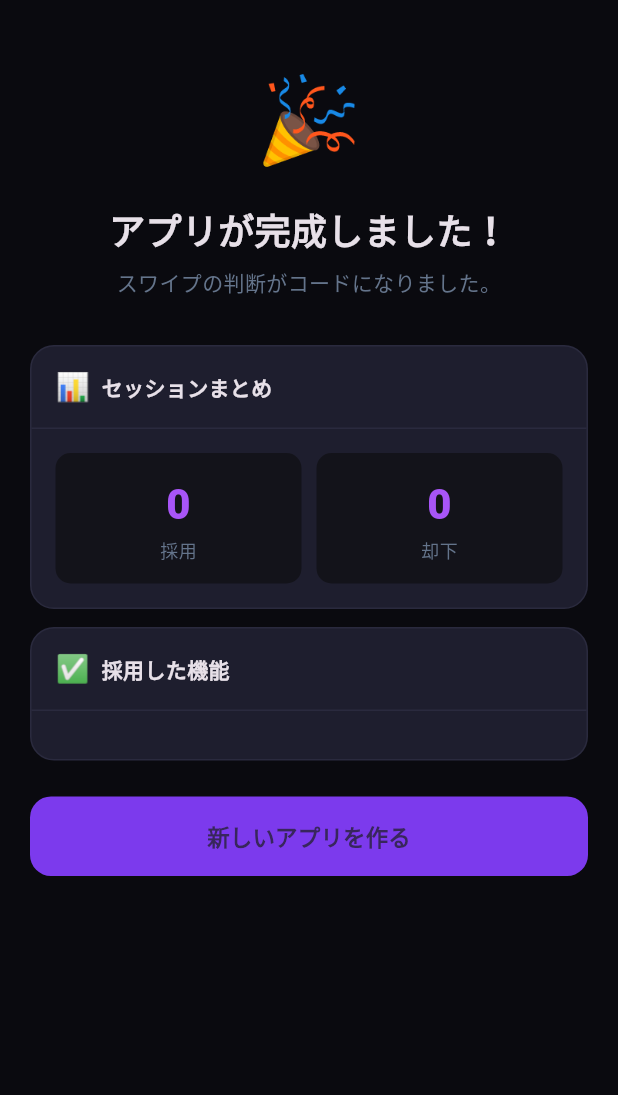
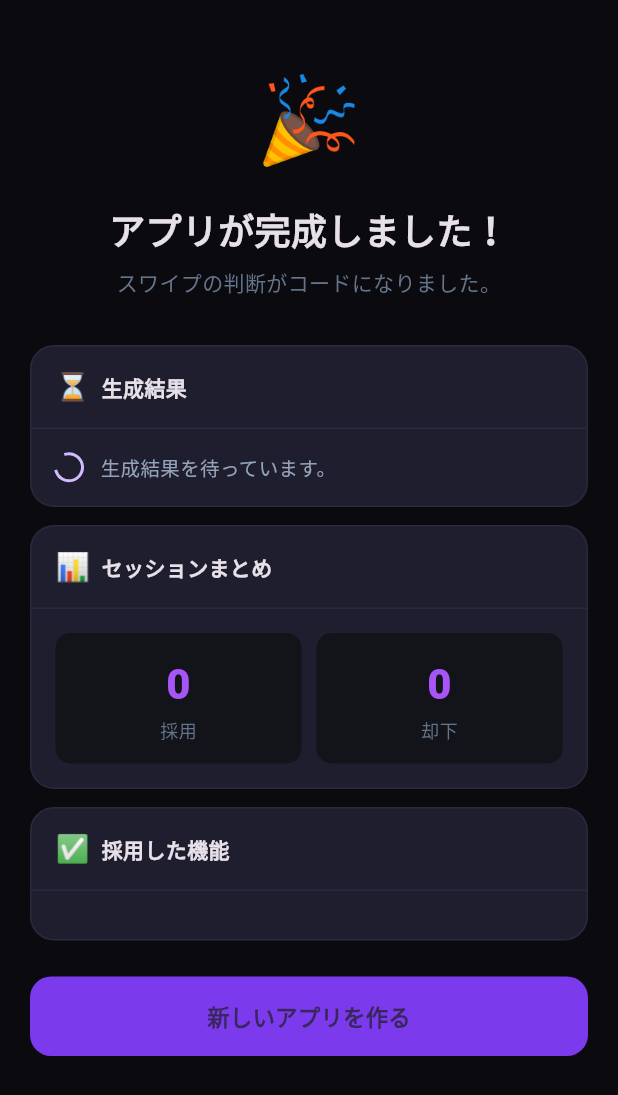
Before and after one commit to nicest414/DDD_Hackathon, a Flutter app: the ResultScreen screen opened directly with empty values, on a phone screen of 412 x 824 dp. Shown: the top 1095 px of the screen. Run offline on Flutter 3.47's test engine with Material 3 defaults, Android fonts, the light colour scheme and no system bars.

Commit message:
ResultScreenで生成結果イベントを表示

```diff
--- a/mobile/lib/screens/result_screen.dart
+++ b/mobile/lib/screens/result_screen.dart
@@ -25,15 +25,20 @@ class ResultScreen extends StatefulWidget {
 }
 
 class _ResultScreenState extends State<ResultScreen> {
-  String _prUrl = '';
+  ResultEventSummary _result = const ResultEventSummary();
   StreamSubscription<Map<String, dynamic>>? _wsSub;
 
   @override
   void initState() {
     super.initState();
     _wsSub = WebSocketService().messages.listen((msg) {
-      if (msg['type'] == 'pr' && mounted) {
-        setState(() => _prUrl = msg['url'] as String? ?? '');
+      if (!mounted || !_belongsToProject(msg)) {
+        return;
+      }
+
+      final next = _result.apply(msg);
+      if (next != _result) {
+        setState(() => _result = next);
       }
     });
   }
@@ -48,6 +53,11 @@ class _ResultScreenState extends State<ResultScreen> {
       widget.decisions.where((d) => d.action == 'accepted').toList();
   List<Decision> get _rejected =>
       widget.decisions.where((d) => d.action == 'rejected').toList();
+
+  bool _belongsToProject(Map<String, dynamic> msg) {
+    final projectId = msg['projectId'] as String?;
+    return projectId == null || projectId == widget.project.id;
+  }
 
   DecisionCard _cardFor(Decision d) => widget.cards.firstWhere(
     (c) => c.id == d.cardId,
@@ -91,42 +101,51 @@ class _ResultScreenState extends State<ResultScreen> {
                 style: TextStyle(fontSize: 14, color: Color(0xFF64748b)),
               ),
               const SizedBox(height: 32),
-              if (_prUrl.isNotEmpty) ...[
+              if (_result.isWaiting) ...[
+                const _SectionCard(
+                  icon: '⏳',
+                  title: '生成結果',
+                  child: _WaitingResult(),
+                ),
+                const SizedBox(height: 12),
+              ],
+              if (_result.previewUrl.isNotEmpty) ...[
+                _SectionCard(
+                  icon: '👀',
+                  title: 'Preview',
+                  child: _CopyableValue(value: _result.previewUrl),
+                ),
+                const SizedBox(height: 12),
+              ],
+              if (_result.prStatus == 'created' &&
+                  _result.prUrl.isNotEmpty) ...[
                 _SectionCard(
                   icon: '🐙',
                   title: 'Pull Request',
-                  child: GestureDetector(
-                    onTap: () {
-                      Clipboard.setData(ClipboardData(text: _prUrl));
-                      ScaffoldMessenger.of(context).showSnackBar(
-                        const SnackBar(content: Text('URLをコピーしました')),
-                      );
-                    },
-                    child: Container(
-                      decoration: BoxDecoration(
-                        color: const Color(0xFF7c3aed).withAlpha(25),
-                        border: Border.all(
-                          color: const Color(0xFF7c3aed).withAlpha(80),
-                        ),
-                        borderRadius: BorderRadius.circular(10),
-                      ),
-                      padding: const EdgeInsets.all(12),
-                      child: Row(
-                        children: [
-                          const Text('🔗 '),
-                          Expanded(
-                            child: Text(
-                              _prUrl,
-                              style: const TextStyle(
-                                fontSize: 13,
-                                color: Color(0xFFa855f7),
-                              ),
-                            ),
-                          ),
-                        ],
-                      ),
-                    ),
-                  ),
+                  child: _CopyableValue(value: _result.prUrl),
+                ),
+                const SizedBox(height: 12),
+              ] else if (_result.prStatus == 'localSaved') ...[
+                _SectionCard(
+                  icon: '💾',
+                  title: 'ローカル保存',
+                  child: _LocalSavedResult(branchName: _result.branchName),
+                ),
+                const SizedBox(height: 12),
+              ] else if (_result.previewUrl.isNotEmpty &&
+                  !_result.hasError) ...[
+                const _SectionCard(
+                  icon: '⏳',
+                  title: '公開結果',
+                  child: _WaitingResult(message: 'Pull Requestの結果を待っています。'),
+                ),
+                const SizedBox(height: 12),
+              ],
+              if (_result.hasError) ...[
+                _SectionCard(
+                  icon: '⚠️',
+                  title: 'Error',
+                  child: _ErrorResult(message: _result.errorMessage),
                 ),
                 const SizedBox(height: 12),
               ],
@@ -238,6 +257,169 @@ class _ResultScreenState extends State<ResultScreen> {
   }
 }
 
+@immutable
+class ResultEventSummary {
+  final String previewUrl;
+  final String prUrl;
+  final String prStatus;
+  final String branchName;
+  final String errorMessage;
+
+  const ResultEventSummary({
+    this.previewUrl = '',
+    this.prUrl = '',
+    this.prStatus = '',
+    this.branchName = '',
+    this.errorMessage = '',
+  });
+
+  bool get isWaiting =>
+      previewUrl.isEmpty && prStatus.isEmpty && errorMessage.isEmpty;
+  bool get hasError => errorMessage.isNotEmpty;
+
+  ResultEventSummary apply(Map<String, dynamic> msg) {
+    switch (msg['type']) {
+      case 'preview':
+        return _copyWith(
+          previewUrl: msg['url'] as String? ?? '',
+          errorMessage: '',
+        );
+      case 'pr':
+        return _copyWith(
+          prUrl: msg['url'] as String? ?? '',
+          prStatus: msg['status'] as String? ?? '',
+          branchName: msg['branchName'] as String? ?? '',
+          errorMessage: '',
+        );
+      case 'error':
+        return _copyWith(errorMessage: msg['message'] as String? ?? '不明なエラー');
+      default:
+        return this;
+    }
+  }
+
+  ResultEventSummary _copyWith({
+    String? previewUrl,
+    String? prUrl,
+    String? prStatus,
+    String? branchName,
+    String? errorMessage,
+  }) {
+    return ResultEventSummary(
+      previewUrl: previewUrl ?? this.previewUrl,
+      prUrl: prUrl ?? this.prUrl,
+      prStatus: prStatus ?? this.prStatus,
+      branchName: branchName ?? this.branchName,
+      errorMessage: errorMessage ?? this.errorMessage,
+    );
+  }
+
+  @override
+  bool operator ==(Object other) {
+    return other is ResultEventSummary &&
+        other.previewUrl == previewUrl &&
+        other.prUrl == prUrl &&
+        other.prStatus == prStatus &&
+        other.branchName == branchName &&
+        other.errorMessage == errorMessage;
+  }
+
+  @override
+  int get hashCode =>
+      Object.hash(previewUrl, prUrl, prStatus, branchName, errorMessage);
+}
+
+class _WaitingResult extends StatelessWidget {
+  final String message;
+  const _WaitingResult({this.message = '生成結果を待っています。'});
+
+  @override
+  Widget build(BuildContext context) {
+    return Row(
+      children: [
+        const SizedBox(
+          width: 18,
+          height: 18,
+          child: CircularProgressIndicator(strokeWidth: 2),
+        ),
+        const SizedBox(width: 12),
+        Expanded(
+          child: Text(
+            message,
+            style: const TextStyle(fontSize: 13, color: Color(0xFF94a3b8)),
+          ),
+        ),
+      ],
+    );
+  }
+}
+
+class _CopyableValue extends StatelessWidget {
+  final String value;
+  const _CopyableValue({required this.value});
+
+  @override
+  Widget build(BuildContext context) {
+    return GestureDetector(
+      onTap: () {
+        Clipboard.setData(ClipboardData(text: value));
+        ScaffoldMessenger.of(
+          context,
+        ).showSnackBar(const SnackBar(content: Text('URLをコピーしました')));
+      },
+      child: Container(
+        decoration: BoxDecoration(
+          color: const Color(0xFF7c3aed).withAlpha(25),
+          border: Border.all(color: const Color(0xFF7c3aed).withAlpha(80)),
+          borderRadius: BorderRadius.circular(10),
+        ),
+        padding: const EdgeInsets.all(12),
+        child: Row(
+          children: [
+            const Text('🔗 '),
+            Expanded(
+              child: Text(
+                value,
+                style: const TextStyle(fontSize: 13, color: Color(0xFFa855f7)),
+              ),
+            ),
+          ],
+        ),
+      ),
+    );
+  }
+}
+
+class _LocalSavedResult extends StatelessWidget {
+  final String branchName;
+  const _LocalSavedResult({required this.branchName});
+
+  @override
+  Widget build(BuildContext context) {
+    final message = branchName.isEmpty
+        ? 'GitHub連携に失敗しましたが、生成結果はローカルに保存されました。'
+        : 'GitHub連携に失敗しましたが、生成結果は $branchName に保存されました。';
+
+    return Text(
+      message,
+      style: const TextStyle(fontSize: 13, color: Color(0xFF94a3b8)),
+    );
+  }
+}
+
+class _ErrorResult extends StatelessWidget {
+  final String message;
+  const _ErrorResult({required this.message});
+
+  @override
+  Widget build(BuildContext context) {
+    return Text(
+      message,
+      style: const TextStyle(fontSize: 13, color: Color(0xFFf87171)),
+    );
+  }
+}
+
 class _SectionCard extends StatelessWidget {
   final String icon;
   final String title;
```
Also changed, not shown: 1 other file.
